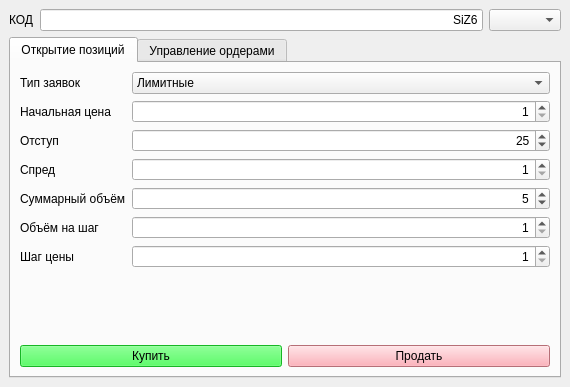
Before: the Qt Designer form mainwindow.ui in sashok9306/BCS_OrderSender, drawn with Qt 5.
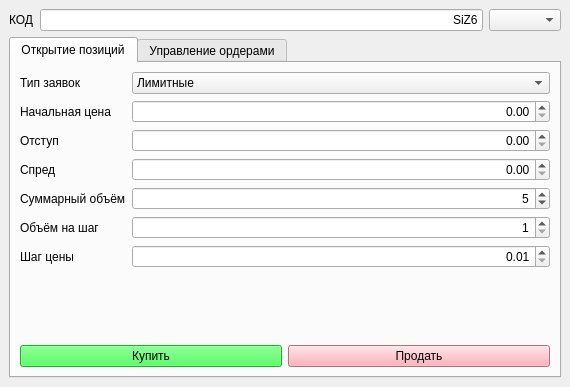
After: the same form once the commit is applied.

Commit message: Типы double у цен

What changed in the file:
```diff
--- a/mainwindow.ui
+++ b/mainwindow.ui
@@ -79,19 +79,6 @@
             </property>
            </widget>
           </item>
-          <item row="1" column="1">
-           <widget class="QSpinBox" name="StartPrice">
-            <property name="alignment">
-             <set>Qt::AlignmentFlag::AlignRight|Qt::AlignmentFlag::AlignTrailing|Qt::AlignmentFlag::AlignVCenter</set>
-            </property>
-            <property name="minimum">
-             <number>1</number>
-            </property>
-            <property name="maximum">
-             <number>900000</number>
-            </property>
-           </widget>
-          </item>
           <item row="2" column="0">
            <widget class="QLabel" name="label_7">
             <property name="text">
@@ -99,22 +86,6 @@
             </property>
            </widget>
           </item>
-          <item row="2" column="1">
-           <widget class="QSpinBox" name="Offset">
-            <property name="alignment">
-             <set>Qt::AlignmentFlag::AlignRight|Qt::AlignmentFlag::AlignTrailing|Qt::AlignmentFlag::AlignVCenter</set>
-            </property>
-            <property name="minimum">
-             <number>1</number>
-            </property>
-            <property name="maximum">
-             <number>900000</number>
-            </property>
-            <property name="value">
-             <number>25</number>
-            </property>
-           </widget>
-          </item>
           <item row="3" column="0">
            <widget class="QLabel" name="label_8">
             <property name="text">
@@ -122,22 +93,6 @@
             </property>
            </widget>
           </item>
-          <item row="3" column="1">
-           <widget class="QSpinBox" name="spread">
-            <property name="alignment">
-             <set>Qt::AlignmentFlag::AlignRight|Qt::AlignmentFlag::AlignTrailing|Qt::AlignmentFlag::AlignVCenter</set>
-            </property>
-            <property name="minimum">
-             <number>1</number>
-            </property>
-            <property name="maximum">
-             <number>900000</number>
-            </property>
-            <property name="singleStep">
-             <number>1</number>
-            </property>
-           </widget>
-          </item>
           <item row="4" column="0">
            <widget class="QLabel" name="label_2">
             <property name="text">
@@ -185,16 +140,46 @@
             </property>
            </widget>
           </item>
+          <item row="1" column="1">
+           <widget class="QDoubleSpinBox" name="StartPrice">
+            <property name="alignment">
+             <set>Qt::AlignmentFlag::AlignRight|Qt::AlignmentFlag::AlignTrailing|Qt::AlignmentFlag::AlignVCenter</set>
+            </property>
+            <property name="maximum">
+             <double>9999999.000000000000000</double>
+            </property>
+           </widget>
+          </item>
           <item row="6" column="1">
-           <widget class="QSpinBox" name="StepPrice">
+           <widget class="QDoubleSpinBox" name="StepPrice">
             <property name="alignment">
              <set>Qt::AlignmentFlag::AlignRight|Qt::AlignmentFlag::AlignTrailing|Qt::AlignmentFlag::AlignVCenter</set>
             </property>
             <property name="minimum">
-             <number>1</number>
+             <double>0.010000000000000</double>
             </property>
             <property name="maximum">
-             <number>900000</number>
+             <double>9999999.000000000000000</double>
+            </property>
+           </widget>
+          </item>
+          <item row="2" column="1">
+           <widget class="QDoubleSpinBox" name="Offset">
+            <property name="alignment">
+             <set>Qt::AlignmentFlag::AlignRight|Qt::AlignmentFlag::AlignTrailing|Qt::AlignmentFlag::AlignVCenter</set>
+            </property>
+            <property name="maximum">
+             <double>999999.000000000000000</double>
+            </property>
+           </widget>
+          </item>
+          <item row="3" column="1">
+           <widget class="QDoubleSpinBox" name="spread">
+            <property name="alignment">
+             <set>Qt::AlignmentFlag::AlignRight|Qt::AlignmentFlag::AlignTrailing|Qt::AlignmentFlag::AlignVCenter</set>
+            </property>
+            <property name="maximum">
+             <double>999999.000000000000000</double>
             </property>
            </widget>
           </item>
```
Left out of the diff: 4 changed lines with no effect on the pictures. The commit also changes 1 other file.
